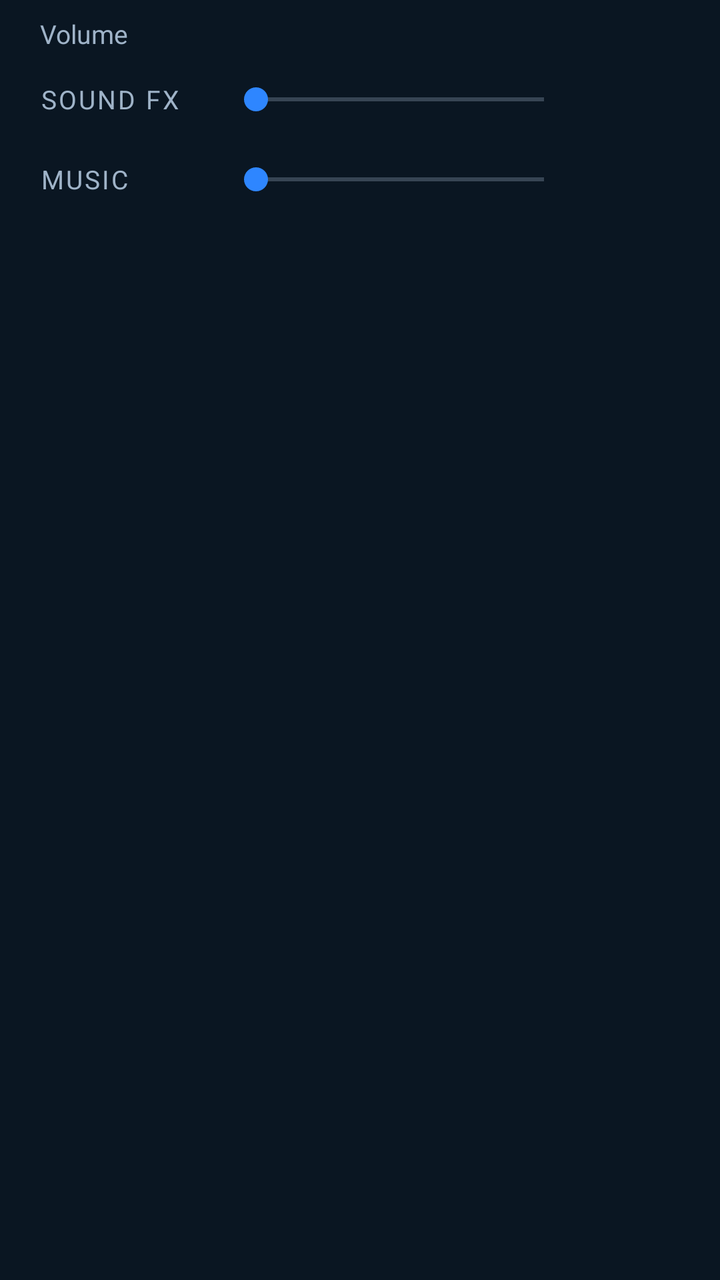
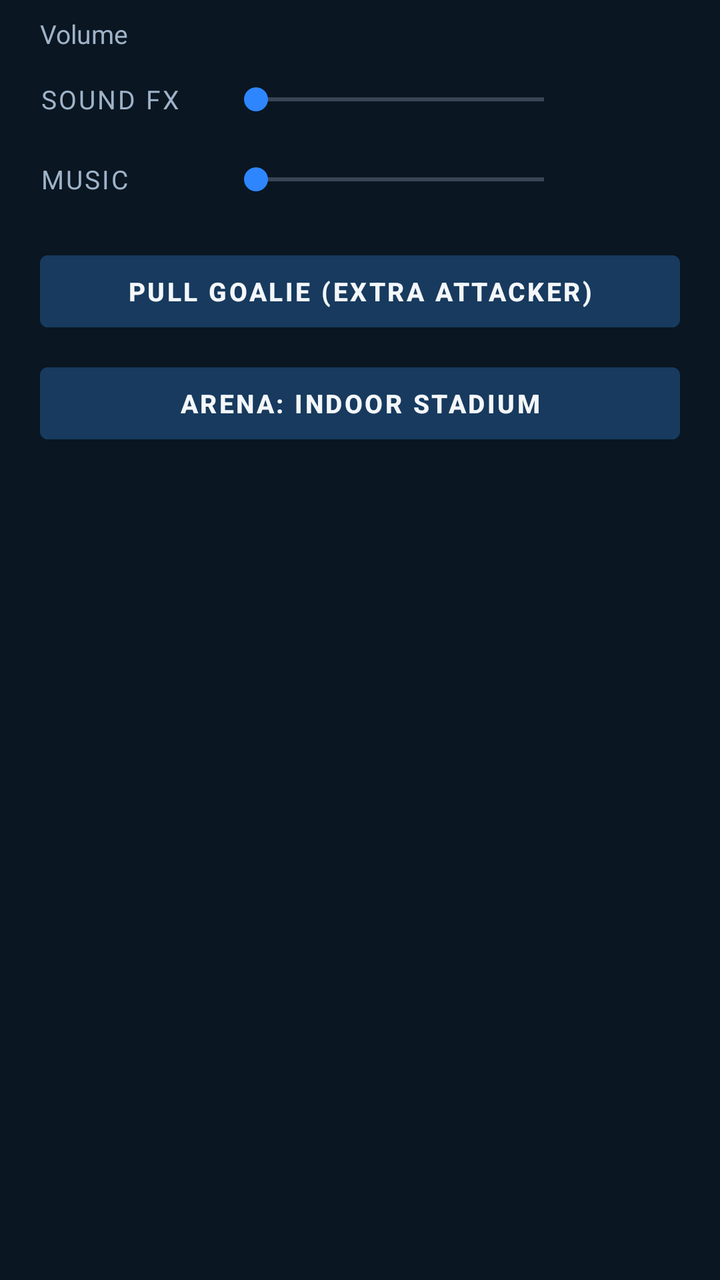

The first picture is an Android layout as it rendered before a commit; the second is the same layout after the commit. The layout source and the unified diff follow.
<!-- AndroidManifest.xml: application theme Theme.TableHockey -->
<!-- res/layout/dialog_audio.xml -->
<?xml version="1.0" encoding="utf-8"?>
<LinearLayout xmlns:android="http://schemas.android.com/apk/res/android"
    android:layout_width="match_parent"
    android:layout_height="wrap_content"
    android:orientation="vertical"
    android:paddingStart="20dp"
    android:paddingEnd="20dp"
    android:paddingTop="8dp"
    android:paddingBottom="4dp">

    <TextView
        android:layout_width="wrap_content"
        android:layout_height="wrap_content"
        android:text="@string/audio_title"
        android:textColor="@color/text_secondary"
        android:textSize="13sp"
        android:layout_marginBottom="4dp" />

    <include layout="@layout/audio_sliders" />
</LinearLayout>
<!-- res/layout/audio_sliders.xml (included above) -->
<?xml version="1.0" encoding="utf-8"?>
<LinearLayout xmlns:android="http://schemas.android.com/apk/res/android"
    android:layout_width="match_parent"
    android:layout_height="wrap_content"
    android:orientation="vertical">

    <LinearLayout
        android:layout_width="match_parent"
        android:layout_height="wrap_content"
        android:orientation="horizontal"
        android:gravity="center_vertical">

        <TextView
            style="@style/SectionLabel"
            android:layout_width="92dp"
            android:layout_height="wrap_content"
            android:text="@string/audio_sfx" />

        <SeekBar
            android:id="@+id/seekSfx"
            android:layout_width="0dp"
            android:layout_height="40dp"
            android:layout_weight="1" />

        <TextView
            android:id="@+id/textSfx"
            android:layout_width="52dp"
            android:layout_height="wrap_content"
            android:gravity="end"
            android:textColor="@color/text_primary"
            android:textSize="15sp"
            android:textStyle="bold" />
    </LinearLayout>

    <LinearLayout
        android:layout_width="match_parent"
        android:layout_height="wrap_content"
        android:orientation="horizontal"
        android:gravity="center_vertical">

        <TextView
            style="@style/SectionLabel"
            android:layout_width="92dp"
            android:layout_height="wrap_content"
            android:text="@string/audio_music" />

        <SeekBar
            android:id="@+id/seekMusic"
            android:layout_width="0dp"
            android:layout_height="40dp"
            android:layout_weight="1" />

        <TextView
            android:id="@+id/textMusic"
            android:layout_width="52dp"
            android:layout_height="wrap_content"
            android:gravity="end"
            android:textColor="@color/text_primary"
            android:textSize="15sp"
            android:textStyle="bold" />
    </LinearLayout>
</LinearLayout>
<!-- resources referenced by this layout -->
<resources>
  <color name="text_primary">#F4F7FA</color>
  <color name="text_secondary">#9FB3C8</color>
  <string name="audio_music">Music</string>
  <string name="audio_sfx">Sound FX</string>
  <string name="audio_title">Volume</string>
  <style name="SectionLabel">
          <item name="android:textColor">@color/text_secondary</item>
          <item name="android:textSize">13sp</item>
          <item name="android:textAllCaps">true</item>
          <item name="android:letterSpacing">0.08</item>
      </style>
  <style name="Theme.TableHockey" parent="Theme.MaterialComponents.NoActionBar">
          <item name="colorPrimary">@color/accent</item>
          <item name="colorPrimaryDark">@color/bg_dark</item>
          <item name="colorAccent">@color/accent</item>
          <item name="android:windowBackground">@color/bg_dark</item>
          <item name="android:statusBarColor">@color/bg_dark</item>
          <item name="android:navigationBarColor">@color/bg_dark</item>
          <item name="android:windowFullscreen">false</item>
          <item name="android:spinnerItemStyle">@style/SpinnerItem</item>
          <item name="android:textColorPrimary">@color/text_primary</item>
          <item name="android:textColorSecondary">@color/text_secondary</item>
      </style>
  <color name="accent">#2E86FF</color>
  <color name="bg_dark">#0A1622</color>
  <style name="SpinnerItem" parent="Widget.AppCompat.TextView.SpinnerItem">
          <item name="android:textColor">@color/text_primary</item>
      </style>
</resources>

<!-- the commit's change to res/layout/dialog_audio.xml (unified diff, before → after) -->
@@ -17,6 +17,28 @@
         android:layout_marginBottom="4dp" />
 
     <include layout="@layout/audio_sliders" />
+
+    <Button
+        android:id="@+id/btnPullGoalie"
+        android:layout_width="match_parent"
+        android:layout_height="48dp"
+        android:layout_marginTop="12dp"
+        android:backgroundTint="@color/button_bg"
+        android:textColor="@color/text_primary"
+        android:textStyle="bold"
+        android:textSize="13sp"
+        android:text="PULL GOALIE (EXTRA ATTACKER)" />
+
+    <Button
+        android:id="@+id/btnToggleArena"
+        android:layout_width="match_parent"
+        android:layout_height="48dp"
+        android:layout_marginTop="8dp"
+        android:backgroundTint="@color/button_bg"
+        android:textColor="@color/text_primary"
+        android:textStyle="bold"
+        android:textSize="13sp"
+        android:text="ARENA: INDOOR STADIUM" />
 </LinearLayout>
 <!-- res/layout/audio_sliders.xml (included above) -->
 <?xml version="1.0" encoding="utf-8"?>
<!-- resource entries referenced after the edit -->
@@ -1,5 +1,6 @@
 <!-- resources referenced by this layout -->
 <resources>
+  <color name="button_bg">#173A5E</color>
   <color name="text_primary">#F4F7FA</color>
   <color name="text_secondary">#9FB3C8</color>
   <string name="audio_music">Music</string>
